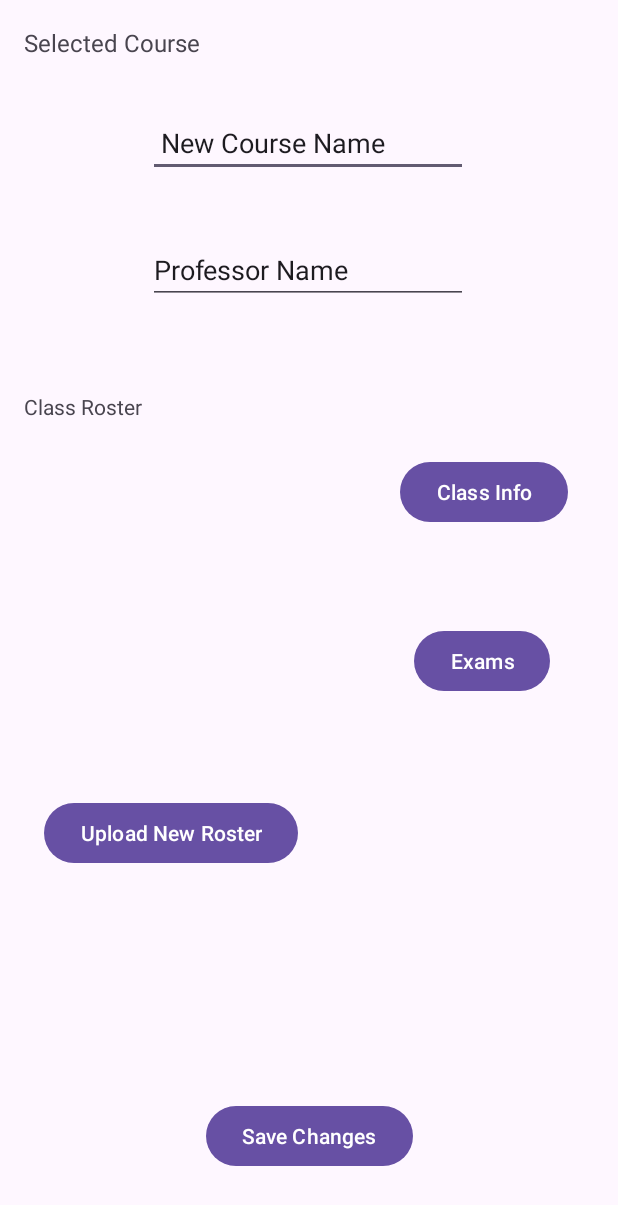
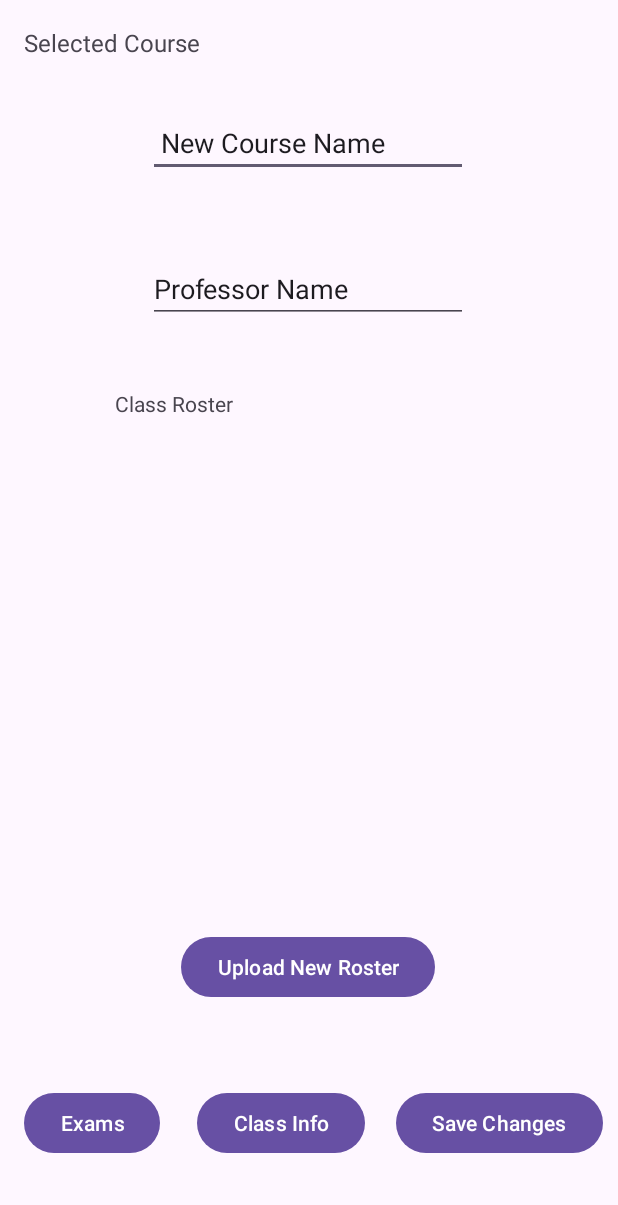
Before and after one commit to l89umbc/AGA, an Android app: the SelectedCourseActivity screen opened directly, with no data from a screen before it, on a phone screen of 412 x 824 dp. Shown: the top 1205 px of the screen. Run offline under Robolectric (Android 15) with nearby library versions, the phone set to English and light mode, and no system bars.

Commit message:
added navigation to exam scan

```diff
--- a/app/src/main/java/com/example/anonymousgradingapplication/AddExamActivity.java
+++ b/app/src/main/java/com/example/anonymousgradingapplication/AddExamActivity.java
@@ -2,13 +2,26 @@ package com.example.anonymousgradingapplication;
 
 import androidx.appcompat.app.AppCompatActivity;
 
+import android.content.Intent;
 import android.os.Bundle;
+import android.view.View;
+import android.widget.Button;
 
 public class AddExamActivity extends AppCompatActivity {
 
+    private Button addExamButton;
     @Override
     protected void onCreate(Bundle savedInstanceState) {
         super.onCreate(savedInstanceState);
         setContentView(R.layout.activity_add_exam);
+
+        addExamButton = (Button) findViewById(R.id.buttonAddExam);
+        addExamButton.setOnClickListener(new View.OnClickListener() {
+            @Override
+            public void onClick(View v) {
+                Intent myIntent = new Intent(AddExamActivity.this, ExamScanActivity.class);
+                startActivity(myIntent);
+            }
+        });
     }
 }
--- a/app/src/main/java/com/example/anonymousgradingapplication/SelectedCourseActivity.java
+++ b/app/src/main/java/com/example/anonymousgradingapplication/SelectedCourseActivity.java
@@ -2,7 +2,9 @@ package com.example.anonymousgradingapplication;
 
 import androidx.appcompat.app.AppCompatActivity;
 
+import android.content.Intent;
 import android.os.Bundle;
+import android.view.View;
 import android.widget.Button;
 
 public class SelectedCourseActivity extends AppCompatActivity {
@@ -10,11 +12,25 @@ public class SelectedCourseActivity extends AppCompatActivity {
     private Button classInfoButton;
     private Button examsButton;
     private Button saveButton;
+    private Button uploadButton;
 
 
     @Override
     protected void onCreate(Bundle savedInstanceState) {
         super.onCreate(savedInstanceState);
         setContentView(R.layout.activity_selected_course);
+
+        classInfoButton = (Button) findViewById(R.id.buttonClassInfo);
+        examsButton = (Button) findViewById(R.id.buttonExams);
+        saveButton = (Button) findViewById(R.id.buttonCourseSave);
+        uploadButton = (Button) findViewById(R.id.buttonUploadRoster);
+
+        examsButton.setOnClickListener(new View.OnClickListener() {
+            @Override
+            public void onClick(View v) {
+                Intent myIntent = new Intent(SelectedCourseActivity.this, AddExamActivity.class);
+                startActivity(myIntent);
+            }
+        });
     }
 }
--- a/app/src/main/res/layout/activity_add_exam.xml
+++ b/app/src/main/res/layout/activity_add_exam.xml
@@ -24,14 +24,21 @@
         android:layout_width="wrap_content"
         android:layout_height="wrap_content"
         android:text="Add Exam"
-        tools:layout_editor_absoluteX="144dp"
-        tools:layout_editor_absoluteY="646dp" />
+        app:layout_constraintBottom_toBottomOf="parent"
+        app:layout_constraintEnd_toEndOf="parent"
+        app:layout_constraintStart_toStartOf="parent"
+        app:layout_constraintTop_toTopOf="parent"
+        app:layout_constraintVertical_bias="0.945" />
 
     <Button
         android:id="@+id/buttonExit"
         android:layout_width="wrap_content"
         android:layout_height="wrap_content"
         android:text="Back"
-        tools:layout_editor_absoluteX="304dp"
-        tools:layout_editor_absoluteY="646dp" />
+        app:layout_constraintBottom_toBottomOf="parent"
+        app:layout_constraintEnd_toEndOf="parent"
+        app:layout_constraintHorizontal_bias="0.953"
+        app:layout_constraintStart_toStartOf="parent"
+        app:layout_constraintTop_toTopOf="parent"
+        app:layout_constraintVertical_bias="0.945" />
 </androidx.constraintlayout.widget.ConstraintLayout>
--- a/app/src/main/res/layout/activity_selected_course.xml
+++ b/app/src/main/res/layout/activity_selected_course.xml
@@ -46,19 +46,54 @@
         app:layout_constraintHorizontal_bias="0.497"
         app:layout_constraintStart_toStartOf="parent"
         app:layout_constraintTop_toTopOf="parent"
-        app:layout_constraintVertical_bias="0.202" />
+        app:layout_constraintVertical_bias="0.218" />
 
     <TextView
         android:id="@+id/textViewRoster"
-        android:layout_width="193dp"
-        android:layout_height="222dp"
+        android:layout_width="257dp"
+        android:layout_height="306dp"
         android:text="Class Roster"
         app:layout_constraintBottom_toBottomOf="parent"
         app:layout_constraintEnd_toEndOf="parent"
-        app:layout_constraintHorizontal_bias="0.073"
+        app:layout_constraintHorizontal_bias="0.496"
+        app:layout_constraintStart_toStartOf="parent"
+        app:layout_constraintTop_toTopOf="parent" />
+
+    <Button
+        android:id="@+id/buttonExams"
+        android:layout_width="wrap_content"
+        android:layout_height="wrap_content"
+        android:text="Exams"
+        app:layout_constraintBottom_toBottomOf="parent"
+        app:layout_constraintEnd_toEndOf="parent"
+        app:layout_constraintHorizontal_bias="0.05"
         app:layout_constraintStart_toStartOf="parent"
         app:layout_constraintTop_toTopOf="parent"
-        app:layout_constraintVertical_bias="0.434" />
+        app:layout_constraintVertical_bias="0.934" />
+
+    <Button
+        android:id="@+id/buttonClassInfo"
+        android:layout_width="wrap_content"
+        android:layout_height="wrap_content"
+        android:text="Class Info"
+        app:layout_constraintBottom_toBottomOf="parent"
+        app:layout_constraintEnd_toEndOf="parent"
+        app:layout_constraintHorizontal_bias="0.438"
+        app:layout_constraintStart_toStartOf="parent"
+        app:layout_constraintTop_toTopOf="parent"
+        app:layout_constraintVertical_bias="0.934" />
+
+    <Button
+        android:id="@+id/buttonCourseSave"
+        android:layout_width="wrap_content"
+        android:layout_height="wrap_content"
+        android:text="Save Changes"
+        app:layout_constraintBottom_toBottomOf="parent"
+        app:layout_constraintEnd_toEndOf="parent"
+        app:layout_constraintHorizontal_bias="0.963"
+        app:layout_constraintStart_toStartOf="parent"
+        app:layout_constraintTop_toTopOf="parent"
+        app:layout_constraintVertical_bias="0.934" />
 
     <Button
         android:id="@+id/buttonUploadRoster"
@@ -67,43 +102,9 @@
         android:text="Upload New Roster"
         app:layout_constraintBottom_toBottomOf="parent"
         app:layout_constraintEnd_toEndOf="parent"
-        app:layout_constraintHorizontal_bias="0.12"
+        app:layout_constraintHorizontal_bias="0.497"
         app:layout_constraintStart_toStartOf="parent"
         app:layout_constraintTop_toTopOf="parent"
-        app:layout_constraintVertical_bias="0.685" />
+        app:layout_constraintVertical_bias="0.8" />
 
-    <Button
-        android:id="@+id/buttonCourseSave"
-        android:layout_width="wrap_content"
-        android:layout_height="wrap_content"
-        android:text="Save Changes"
-        app:layout_constraintBottom_toBottomOf="parent"
-        app:layout_constraintEnd_toEndOf="parent"
-        app:layout_constraintStart_toStartOf="parent"
-        app:layout_constraintTop_toTopOf="parent"
-        app:layout_constraintVertical_bias="0.945" />
-
-    <Button
-        android:id="@+id/buttonClassInfo"
-        android:layout_width="wrap_content"
-        android:layout_height="wrap_content"
-        android:text="Class Info"
-        app:layout_constraintBottom_toBottomOf="parent"
-        app:layout_constraintEnd_toEndOf="parent"
-        app:layout_constraintHorizontal_bias="0.889"
-        app:layout_constraintStart_toStartOf="parent"
-        app:layout_constraintTop_toTopOf="parent"
-        app:layout_constraintVertical_bias="0.392" />
-
-    <Button
-        android:id="@+id/buttonExams"
-        android:layout_width="wrap_content"
-        android:layout_height="wrap_content"
-        android:text="Exams"
-        app:layout_constraintBottom_toBottomOf="parent"
-        app:layout_constraintEnd_toEndOf="parent"
-        app:layout_constraintHorizontal_bias="0.859"
-        app:layout_constraintStart_toStartOf="parent"
-        app:layout_constraintTop_toTopOf="parent"
-        app:layout_constraintVertical_bias="0.537" />
 </androidx.constraintlayout.widget.ConstraintLayout>
```
